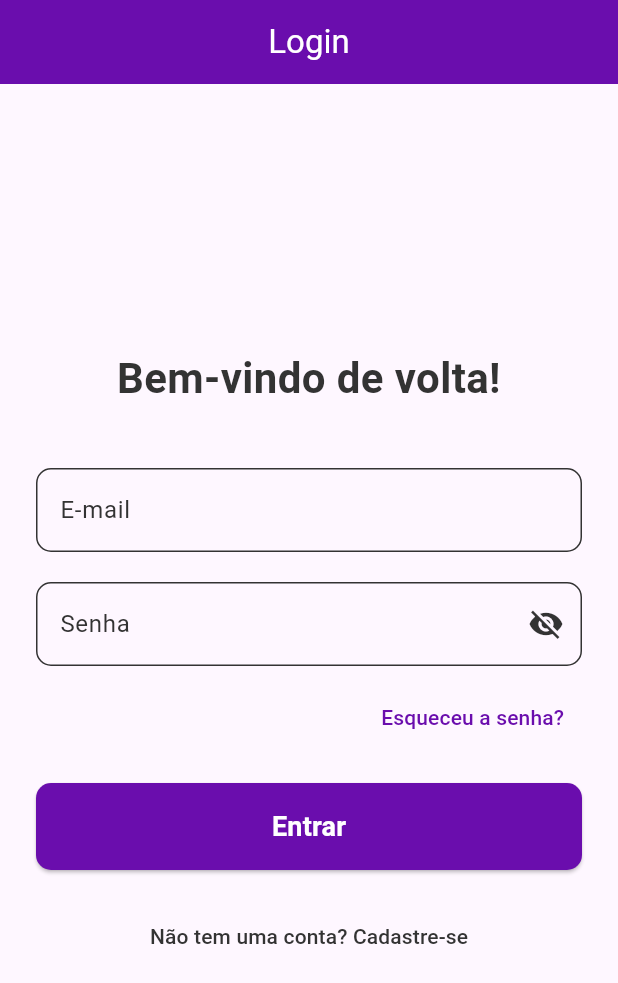
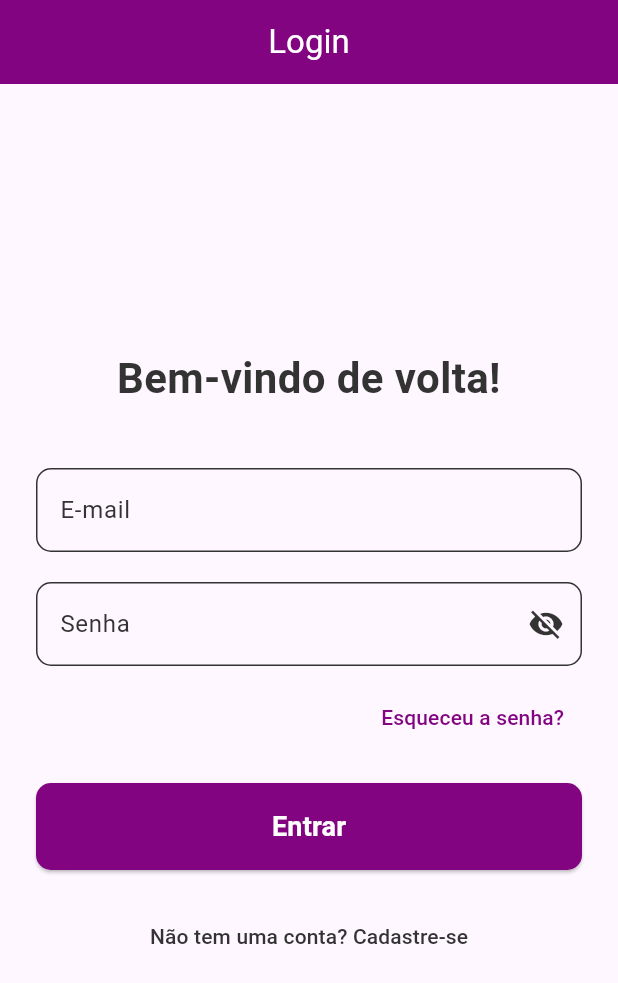
Before and after one commit to ayuizu/ProgMobile_MayumiApp, a Flutter app: the screen it shows after launch, on a phone screen of 412 x 824 dp. Shown: the top 983 px of the screen. Run offline on Flutter 3.47's test engine with Material 3 defaults, Android fonts, the phone set to English and light mode, and no system bars; our stand-ins replace table_calendar.

Commit message:
Ajuste em melhorias futuras + Ajuste cor violeta

```diff
--- a/lib/components/colors.dart
+++ b/lib/components/colors.dart
@@ -4,7 +4,7 @@ class AppColor {
   static const Color white = Colors.white;
   static const Color lightGrey = Color(0xFFE0E0E0);
   static const Color graphite = Color(0xFF333333);
-  static const Color violet = Color(0xFF6A0DAD);
+  static const Color violet = Color.fromRGBO(130, 4, 129, 1);
   static const Color green = Color(0xFF4CAF50);
   static const Color red = Color(0xFFF44336);
 }
```
Also changed, not shown: 1 other file.
